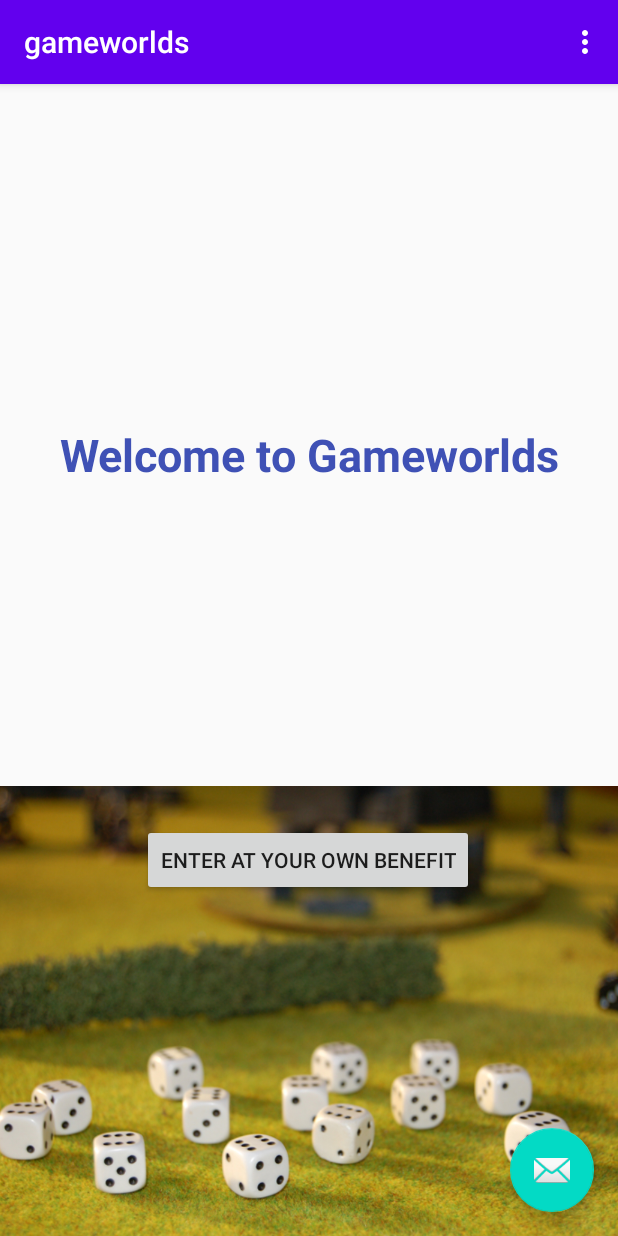
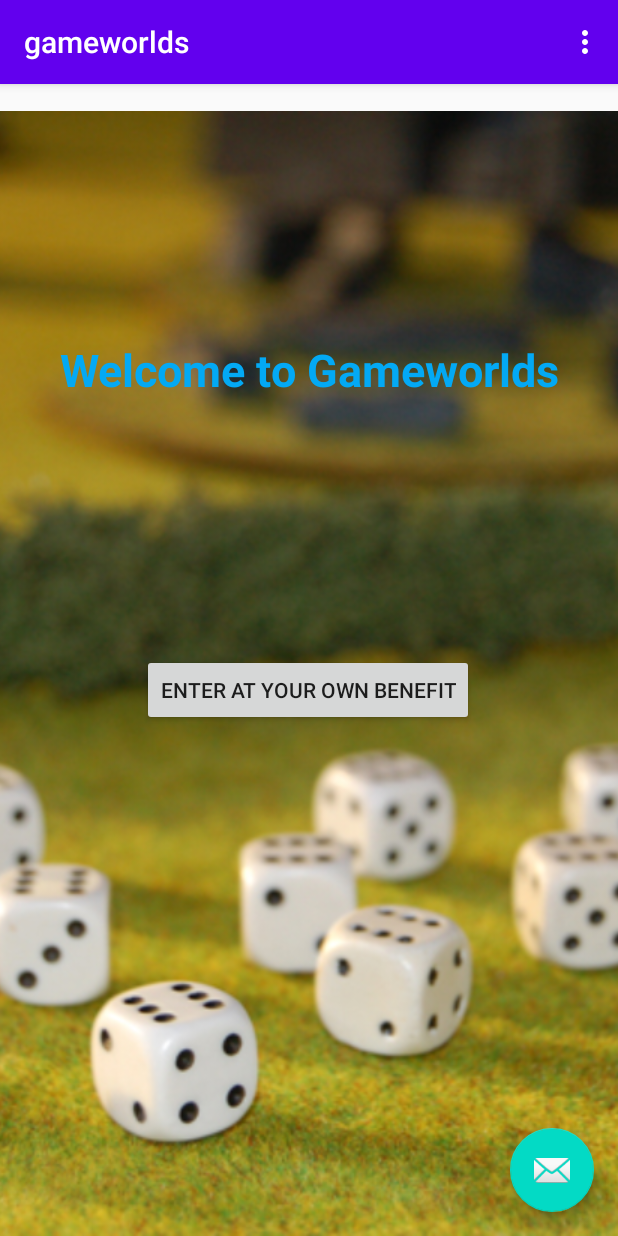
Before and after one commit to moxy923/gameworlds, an Android app: the screen it shows after launch (MainActivity), on a phone screen of 412 x 824 dp. Run offline under Robolectric (Android 15) with nearby library versions, the phone set to English and light mode, and no system bars.

Commit message:
New front background

```diff
--- a/app/src/main/res/layout/fragment_first.xml
+++ b/app/src/main/res/layout/fragment_first.xml
@@ -6,12 +6,34 @@
     android:layout_height="match_parent"
     tools:context=".FirstFragment">
 
+
+    <Button
+        android:id="@+id/button_first"
+        android:layout_width="wrap_content"
+        android:layout_height="wrap_content"
+        android:layout_marginBottom="340dp"
+        android:text="Enter at Your Own Benefit"
+        app:layout_constraintBottom_toBottomOf="parent"
+        app:layout_constraintEnd_toEndOf="parent"
+        app:layout_constraintHorizontal_bias="0.497"
+        app:layout_constraintStart_toStartOf="parent" />
+
+    <ImageView
+        android:id="@+id/imageView"
+        android:layout_width="0dp"
+        android:layout_height="750dp"
+        android:scaleType="centerCrop"
+        android:src="@drawable/main_background_dice"
+        app:layout_constraintBottom_toBottomOf="parent"
+        app:layout_constraintEnd_toEndOf="parent"
+        app:layout_constraintStart_toStartOf="parent" />
+
     <TextView
         android:id="@+id/textview_first"
         android:layout_width="wrap_content"
         android:layout_height="wrap_content"
         android:text="Welcome to Gameworlds"
-        android:textColor="#3F51B5"
+        android:textColor="#03A9F4"
         android:textSize="30sp"
         android:textStyle="bold"
         android:typeface="sans"
@@ -19,25 +41,4 @@
         app:layout_constraintEnd_toEndOf="parent"
         app:layout_constraintStart_toStartOf="parent"
         app:layout_constraintTop_toTopOf="parent" />
-
-    <Button
-        android:id="@+id/button_first"
-        android:layout_width="wrap_content"
-        android:layout_height="wrap_content"
-        android:text="Enter at Your Own Benefit"
-        app:layout_constraintBottom_toBottomOf="parent"
-        app:layout_constraintEnd_toEndOf="parent"
-        app:layout_constraintHorizontal_bias="0.498"
-        app:layout_constraintStart_toStartOf="parent"
-        app:layout_constraintTop_toBottomOf="@id/textview_first" />
-
-    <ImageView
-        android:id="@+id/imageView"
-        android:layout_width="0dp"
-        android:layout_height="300dp"
-        android:scaleType="centerCrop"
-        android:src="@drawable/main_background_dice"
-        app:layout_constraintBottom_toBottomOf="parent"
-        app:layout_constraintEnd_toEndOf="parent"
-        app:layout_constraintStart_toStartOf="parent" />
 </androidx.constraintlayout.widget.ConstraintLayout>
```
